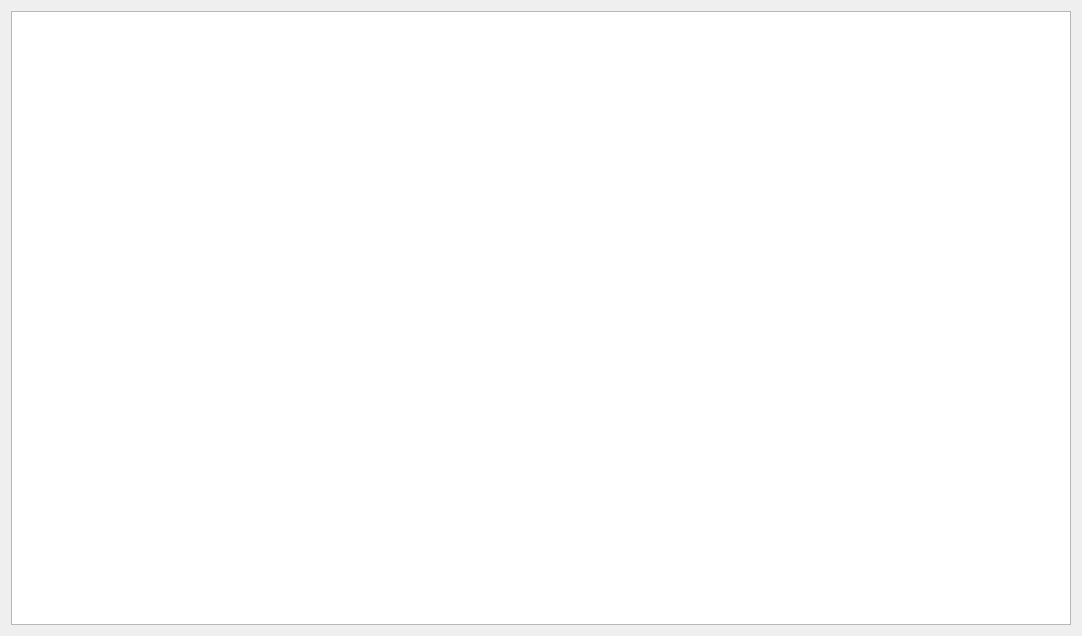
Before: the Qt Designer form resources/TableView.ui in cjand225/CS499SolarCarTimer, drawn with Qt 5.
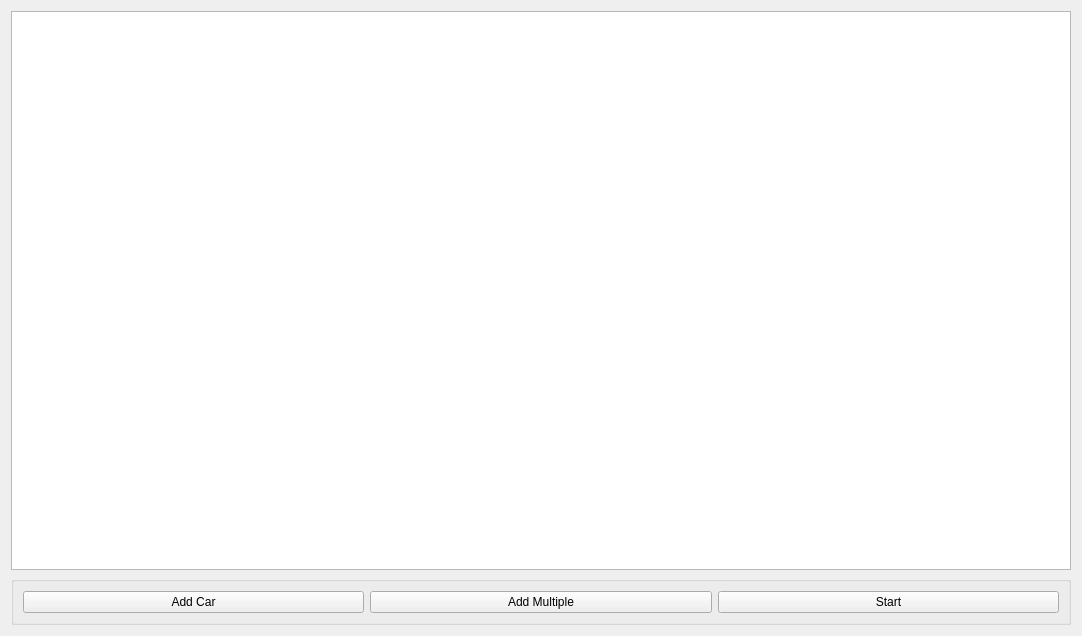
After: the same form once the commit is applied.

Commit message: fixed more scoping issues, reworking table module

Diff of the .ui file:
```diff
--- a/resources/TableView.ui
+++ b/resources/TableView.ui
@@ -21,10 +21,44 @@
   </property>
   <layout class="QGridLayout" name="gridLayout">
    <item row="0" column="1">
-    <layout class="QVBoxLayout" name="verticalLayout" stretch="0">
+    <layout class="QVBoxLayout" name="verticalLayout" stretch="0,0">
      <item>
       <widget class="QTableView" name="tableView"/>
      </item>
+     <item>
+      <widget class="QGroupBox" name="groupBox">
+       <property name="title">
+        <string/>
+       </property>
+       <layout class="QGridLayout" name="gridLayout_3">
+        <item row="0" column="0">
+         <layout class="QGridLayout" name="gridLayout_2">
+          <item row="0" column="1" alignment="Qt::AlignVCenter">
+           <widget class="QPushButton" name="addBatch">
+            <property name="text">
+             <string>Add Multiple</string>
+            </property>
+           </widget>
+          </item>
+          <item row="0" column="2" alignment="Qt::AlignVCenter">
+           <widget class="QPushButton" name="startRace">
+            <property name="text">
+             <string>Start</string>
+            </property>
+           </widget>
+          </item>
+          <item row="0" column="0" alignment="Qt::AlignVCenter">
+           <widget class="QPushButton" name="addCar">
+            <property name="text">
+             <string>Add Car</string>
+            </property>
+           </widget>
+          </item>
+         </layout>
+        </item>
+       </layout>
+      </widget>
+     </item>
     </layout>
    </item>
   </layout>
```
The commit also changes 9 other files.
